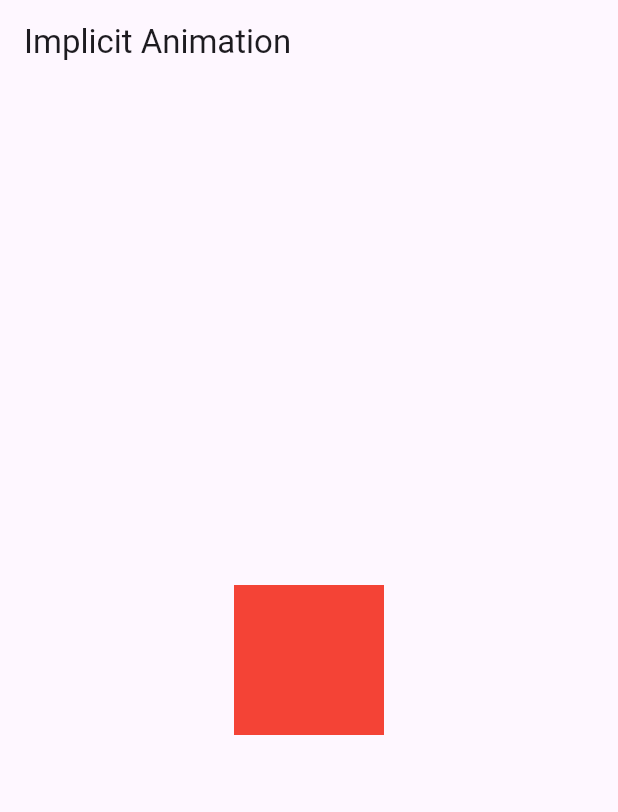
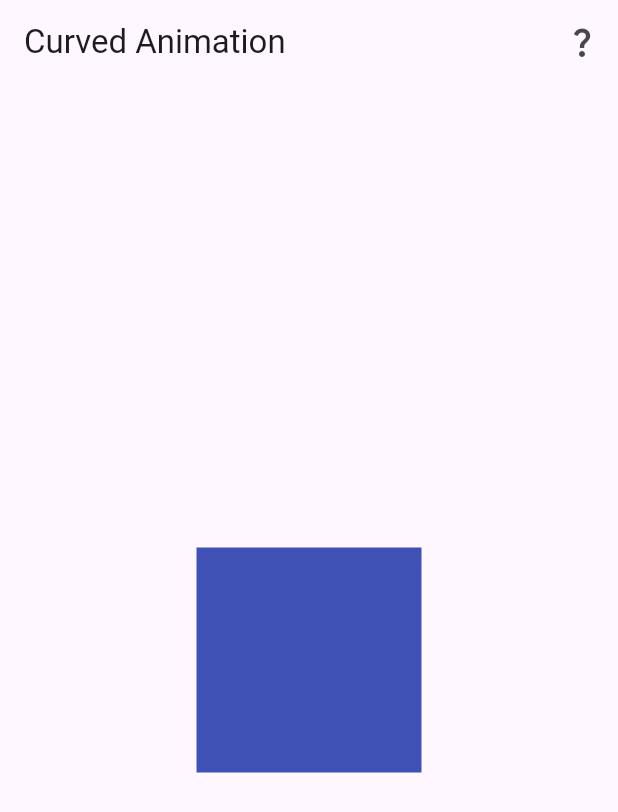
Before and after one commit to HassanTeslim007/animation_lessons, a Flutter app: the screen it shows after launch, on a phone screen of 412 x 824 dp. Shown: the top 812 px of the screen. Run offline on Flutter 3.47's test engine with Material 3 defaults, Android fonts, the phone set to English and light mode, and no system bars.

Commit message:
Implement Curved Animation example and add Challenge widget with animated transitions

```diff
--- a/lib/main.dart
+++ b/lib/main.dart
@@ -1,41 +1,61 @@
+import 'package:animations_lesson/challenge.dart';
 import 'package:flutter/material.dart';
 
-void main() => runApp(MaterialApp(home: ImplicitAnimationExample()));
+void main() => runApp(MaterialApp(home: CurvedAnimationExample()));
 
-// Implicit Animation
-//Definition: Implicit animations are animations that automatically animate changes to properties of a widget without requiring explicit animation controllers or tweens. They are simpler to implement and are useful for straightforward transitions.
-
-// Example: AnimatedContainer, AnimatedOpacity, AnimatedPadding, etc.
-
-//Code Example:
-// This example demonstrates an AnimatedContainer that changes its size and color when tapped.
-
-class ImplicitAnimationExample extends StatefulWidget {
-  const ImplicitAnimationExample({super.key});
+class CurvedAnimationExample extends StatefulWidget {
+  const CurvedAnimationExample({super.key});
 
   @override
-  ImplicitAnimationExampleState createState() => ImplicitAnimationExampleState();
+  CurvedAnimationExampleState createState() => CurvedAnimationExampleState();
 }
 
-class ImplicitAnimationExampleState extends State<ImplicitAnimationExample> {
-  bool _toggled = false;
+class CurvedAnimationExampleState extends State<CurvedAnimationExample>
+    with SingleTickerProviderStateMixin {
+  late AnimationController _controller;
+  late Animation<Offset> _slideAnimation;
+
+  @override
+  void initState() {
+    super.initState();
+    _controller = AnimationController(
+      vsync: this,
+      duration: Duration(seconds: 2),
+    )..forward();
+
+    _slideAnimation = Tween<Offset>(
+      begin: Offset(0, 2),
+      end: Offset.zero,
+    ).animate(CurvedAnimation(parent: _controller, curve: Curves.bounceOut));
+  }
+
+  @override
+  void dispose() {
+    _controller.dispose();
+    super.dispose();
+  }
 
   @override
   Widget build(BuildContext context) {
     return Scaffold(
-      appBar: AppBar(title: Text("Implicit Animation")),
+      appBar: AppBar(
+        title: Text("Curved Animation"),
+        actions: [
+          IconButton(
+            icon: const Icon(Icons.question_mark),
+            onPressed: () {
+              Navigator.push(
+                context,
+                MaterialPageRoute(builder: (context) => Challenge()),
+              );
+            },
+          ),
+        ],
+      ),
       body: Center(
-        child: GestureDetector(
-          onTap: () {
-            setState(() => _toggled = !_toggled);
-          },
-          child: AnimatedContainer(
-            duration: Duration(seconds: 1),
-            curve: Curves.easeInOut,
-            width: _toggled ? 200 : 100,
-            height: _toggled ? 200 : 100,
-            color: _toggled ? Colors.blue : Colors.red,
-          ),
+        child: SlideTransition(
+          position: _slideAnimation,
+          child: Container(width: 150, height: 150, color: Colors.indigo),
         ),
       ),
     );
```
Also changed, not shown: lib/challenge.dart (added, +84 -0 lines).
